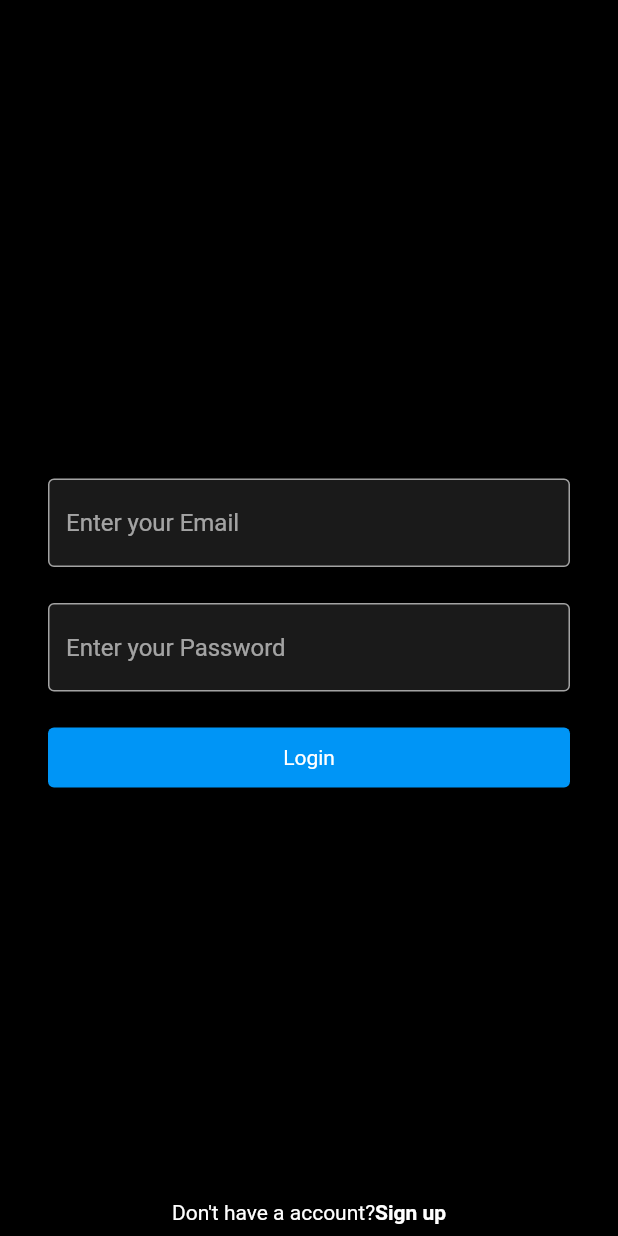
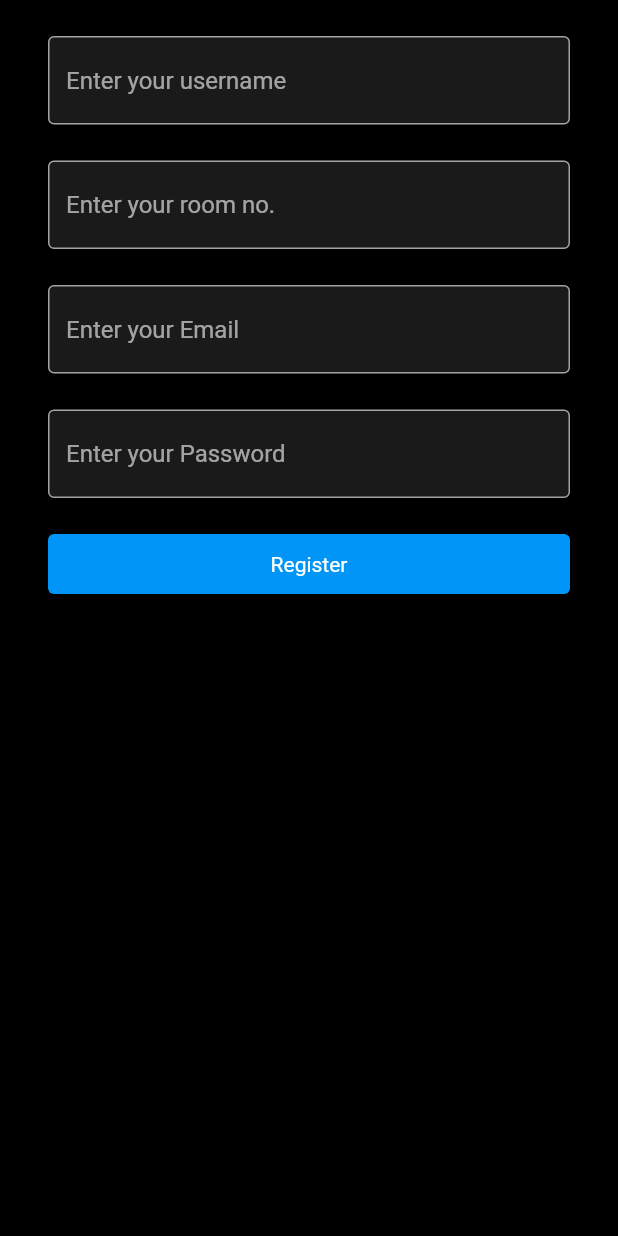
Before and after one commit to technoxx/hostelites, a Flutter app: the screen it shows after launch, on a phone screen of 412 x 824 dp. Run offline on Flutter 3.47's test engine with Material 2 defaults, Android fonts, the phone set to English and light mode, and no system bars; our stand-ins replace cloud_firestore, firebase_auth, firebase_core; accounts and stored records are empty.

Commit message:
Login and registration added

```diff
--- a/lib/main.dart
+++ b/lib/main.dart
@@ -6,6 +6,7 @@ import 'package:hostelites/responsive/mobile_screen.dart';
 import 'package:hostelites/responsive/responsive_screen.dart';
 import 'package:hostelites/responsive/web_screen.dart';
 import 'package:hostelites/screens/login_screen.dart';
+import 'package:hostelites/screens/register.dart';
 import 'package:hostelites/utils/colors.dart';
 
 void main() async {
@@ -34,7 +35,7 @@ class MyApp extends StatelessWidget {
       //   webScreenLayout: webScreen(),
       //   mobileScreenLayout: mobileScreen(),
       // ),
-      home: LoginScreen(),
+      home: SignupScreen(),
     );
   }
 }
--- /dev/null
+++ b/lib/screens/register.dart
@@ -0,0 +1,108 @@
+import 'package:firebase_auth/firebase_auth.dart';
+import 'package:flutter/material.dart';
+import 'package:hostelites/utils/colors.dart';
+import 'package:hostelites/widgets/text_field_input.dart';
+import 'package:hostelites/resources/auth_methods.dart';
+
+class SignupScreen extends StatefulWidget {
+  const SignupScreen({super.key});
+
+  @override
+  State<SignupScreen> createState() => SignupScreenState();
+}
+
+class SignupScreenState extends State<SignupScreen> {
+  final TextEditingController _emailcontrol = TextEditingController();
+  final TextEditingController _passcontrol = TextEditingController();
+  final TextEditingController _roomcontrol = TextEditingController();
+  final TextEditingController _usernamecontrol = TextEditingController();
+
+  @override
+  void dispose() {
+    super.dispose();
+    _emailcontrol.dispose();
+    _passcontrol.dispose();
+    _roomcontrol.dispose();
+    _usernamecontrol.dispose();
+  }
+
+  void mySignUp() async {
+    MyAuthMethods(FirebaseAuth.instance).mySignupUser(
+        email: _emailcontrol.text,
+        password: _passcontrol.text,
+        username: _usernamecontrol.text,
+        room: _roomcontrol.text,
+        context: context);
+  }
+
+  @override
+  Widget build(BuildContext context) {
+    return Scaffold(
+      body: SafeArea(
+          child: SingleChildScrollView(
+        child: Container(
+          padding: const EdgeInsets.symmetric(horizontal: 32),
+          width: double.infinity,
+          child: Column(
+            crossAxisAlignment: CrossAxisAlignment.center,
+            children: [
+              const SizedBox(
+                height: 24,
+              ),
+              //Textfield for username
+              MyTextFieldInput(
+                  isPass: false,
+                  hinttext: 'Enter your username',
+                  control: _usernamecontrol,
+                  batao: TextInputType.text),
+              const SizedBox(
+                height: 24,
+              ),
+              //Textfield for room
+              MyTextFieldInput(
+                  isPass: false,
+                  hinttext: 'Enter your room no.',
+                  control: _roomcontrol,
+                  batao: TextInputType.text),
+              const SizedBox(
+                height: 24,
+              ),
+              //Textfield for email
+              MyTextFieldInput(
+                  isPass: false,
+                  hinttext: 'Enter your Email',
+                  control: _emailcontrol,
+                  batao: TextInputType.emailAddress),
+              const SizedBox(
+                height: 24,
+              ),
+              //Textfield for password
+              MyTextFieldInput(
+                  isPass: true,
+                  hinttext: 'Enter your Password',
+                  control: _passcontrol,
+                  batao: TextInputType.text),
+              const SizedBox(
+                height: 24,
+              ),
+              InkWell(
+                onTap: mySignUp,
+                //for register   button
+                child: Container(
+                  width: double.infinity,
+                  alignment: Alignment.center,
+                  padding: const EdgeInsets.symmetric(vertical: 12),
+                  decoration: BoxDecoration(
+                    borderRadius: BorderRadius.circular(4),
+                    color: blueColor,
+                  ),
+                  child: const Text('Register'),
+                ),
+              ),
+            ],
+          ),
+        ),
+      )),
+    );
+  }
+}
```
Also changed, not shown: lib/resources/auth_methods.dart (added, +70 -0 lines), lib/screens/login_screen.dart (+35 -14 lines), lib/utils/show_snackbar.dart (added, +9 -0 lines).
